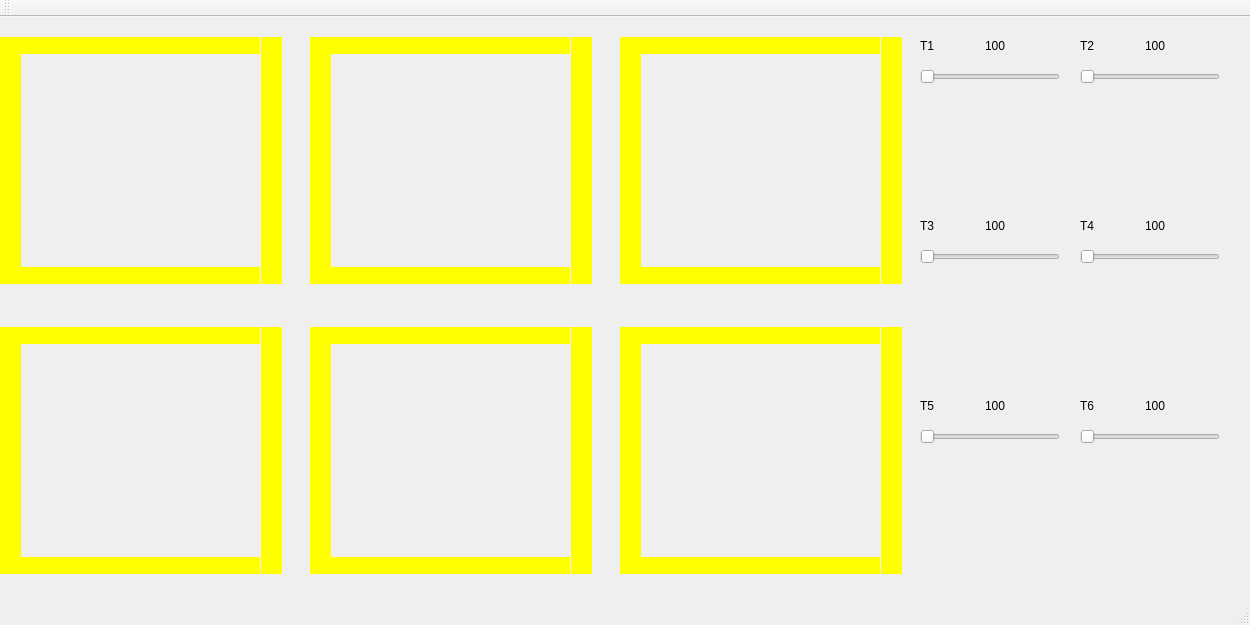
jerbao/trabalho-dos-trens, file mainwindow.ui: the form before one commit.
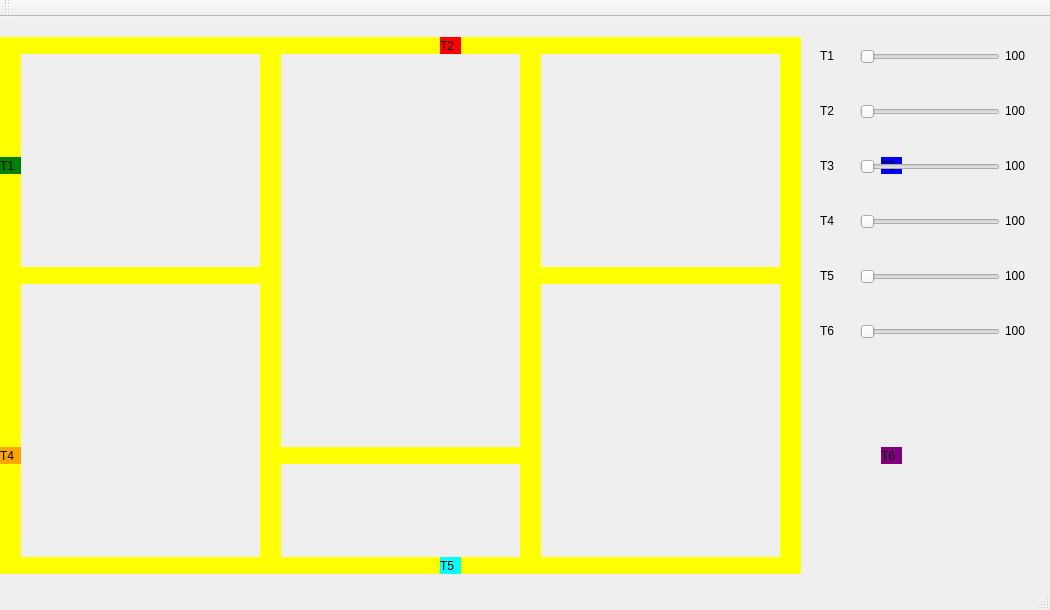
The form after the commit.

Commit message: Corrige interface gráfica

```diff
--- a/mainwindow.ui
+++ b/mainwindow.ui
@@ -6,8 +6,8 @@
    <rect>
     <x>0</x>
     <y>0</y>
-    <width>1250</width>
-    <height>625</height>
+    <width>1050</width>
+    <height>610</height>
    </rect>
   </property>
   <property name="windowTitle">
@@ -18,7 +18,7 @@
     <property name="geometry">
      <rect>
       <x>0</x>
-      <y>20</y>
+      <y>140</y>
       <width>21</width>
       <height>17</height>
      </rect>
@@ -33,9 +33,9 @@
    <widget class="QLabel" name="label_trilho1">
     <property name="geometry">
      <rect>
-      <x>20</x>
+      <x>21</x>
       <y>20</y>
-      <width>240</width>
+      <width>239</width>
       <height>17</height>
      </rect>
     </property>
@@ -49,9 +49,9 @@
    <widget class="QLabel" name="label_trilho2">
     <property name="geometry">
      <rect>
-      <x>20</x>
+      <x>21</x>
       <y>250</y>
-      <width>240</width>
+      <width>239</width>
       <height>17</height>
      </rect>
     </property>
@@ -81,7 +81,7 @@
    <widget class="QLabel" name="label_trilho4">
     <property name="geometry">
      <rect>
-      <x>261</x>
+      <x>260</x>
       <y>20</y>
       <width>21</width>
       <height>247</height>
@@ -97,7 +97,7 @@
    <widget class="QLabel" name="label_trem2">
     <property name="geometry">
      <rect>
-      <x>310</x>
+      <x>440</x>
       <y>20</y>
       <width>21</width>
       <height>17</height>
@@ -113,9 +113,9 @@
    <widget class="QLabel" name="label_trilho1_2">
     <property name="geometry">
      <rect>
-      <x>330</x>
+      <x>281</x>
       <y>20</y>
-      <width>240</width>
+      <width>239</width>
       <height>17</height>
      </rect>
     </property>
@@ -129,9 +129,9 @@
    <widget class="QLabel" name="label_trilho2_2">
     <property name="geometry">
      <rect>
-      <x>330</x>
-      <y>250</y>
-      <width>240</width>
+      <x>281</x>
+      <y>430</y>
+      <width>239</width>
       <height>17</height>
      </rect>
     </property>
@@ -145,10 +145,10 @@
    <widget class="QLabel" name="label_trilho3_2">
     <property name="geometry">
      <rect>
-      <x>310</x>
+      <x>260</x>
       <y>20</y>
       <width>21</width>
-      <height>247</height>
+      <height>427</height>
      </rect>
     </property>
     <property name="styleSheet">
@@ -161,10 +161,10 @@
    <widget class="QLabel" name="label_trilho4_2">
     <property name="geometry">
      <rect>
-      <x>571</x>
+      <x>520</x>
       <y>20</y>
       <width>21</width>
-      <height>247</height>
+      <height>427</height>
      </rect>
     </property>
     <property name="styleSheet">
@@ -177,8 +177,8 @@
    <widget class="QLabel" name="label_trem3">
     <property name="geometry">
      <rect>
-      <x>620</x>
-      <y>20</y>
+      <x>881</x>
+      <y>140</y>
       <width>21</width>
       <height>17</height>
      </rect>
@@ -193,9 +193,9 @@
    <widget class="QLabel" name="label_trilho1_3">
     <property name="geometry">
      <rect>
-      <x>640</x>
+      <x>541</x>
       <y>20</y>
-      <width>240</width>
+      <width>239</width>
       <height>17</height>
      </rect>
     </property>
@@ -209,9 +209,9 @@
    <widget class="QLabel" name="label_trilho2_3">
     <property name="geometry">
      <rect>
-      <x>640</x>
+      <x>541</x>
       <y>250</y>
-      <width>240</width>
+      <width>239</width>
       <height>17</height>
      </rect>
     </property>
@@ -225,7 +225,7 @@
    <widget class="QLabel" name="label_trilho3_3">
     <property name="geometry">
      <rect>
-      <x>620</x>
+      <x>520</x>
       <y>20</y>
       <width>21</width>
       <height>247</height>
@@ -241,7 +241,7 @@
    <widget class="QLabel" name="label_trilho4_3">
     <property name="geometry">
      <rect>
-      <x>881</x>
+      <x>780</x>
       <y>20</y>
       <width>21</width>
       <height>247</height>
@@ -258,7 +258,7 @@
     <property name="geometry">
      <rect>
       <x>0</x>
-      <y>310</y>
+      <y>430</y>
       <width>21</width>
       <height>17</height>
      </rect>
@@ -273,9 +273,9 @@
    <widget class="QLabel" name="label_trilho1_4">
     <property name="geometry">
      <rect>
-      <x>20</x>
-      <y>310</y>
-      <width>240</width>
+      <x>21</x>
+      <y>250</y>
+      <width>239</width>
       <height>17</height>
      </rect>
     </property>
@@ -289,9 +289,9 @@
    <widget class="QLabel" name="label_trilho2_4">
     <property name="geometry">
      <rect>
-      <x>20</x>
+      <x>21</x>
       <y>540</y>
-      <width>240</width>
+      <width>239</width>
       <height>17</height>
      </rect>
     </property>
@@ -306,9 +306,9 @@
     <property name="geometry">
      <rect>
       <x>0</x>
-      <y>310</y>
+      <y>250</y>
       <width>21</width>
-      <height>247</height>
+      <height>307</height>
      </rect>
     </property>
     <property name="styleSheet">
@@ -321,10 +321,10 @@
    <widget class="QLabel" name="label_trilho4_4">
     <property name="geometry">
      <rect>
-      <x>261</x>
-      <y>310</y>
+      <x>260</x>
+      <y>250</y>
       <width>21</width>
-      <height>247</height>
+      <height>307</height>
      </rect>
     </property>
     <property name="styleSheet">
@@ -337,8 +337,8 @@
    <widget class="QLabel" name="label_trem5">
     <property name="geometry">
      <rect>
-      <x>310</x>
-      <y>310</y>
+      <x>440</x>
+      <y>540</y>
       <width>21</width>
       <height>17</height>
      </rect>
@@ -353,9 +353,9 @@
    <widget class="QLabel" name="label_trilho1_5">
     <property name="geometry">
      <rect>
-      <x>330</x>
-      <y>310</y>
-      <width>240</width>
+      <x>281</x>
+      <y>430</y>
+      <width>239</width>
       <height>17</height>
      </rect>
     </property>
@@ -369,9 +369,9 @@
    <widget class="QLabel" name="label_trilho2_5">
     <property name="geometry">
      <rect>
-      <x>330</x>
+      <x>281</x>
       <y>540</y>
-      <width>240</width>
+      <width>239</width>
       <height>17</height>
      </rect>
     </property>
@@ -385,10 +385,10 @@
    <widget class="QLabel" name="label_trilho3_5">
     <property name="geometry">
      <rect>
-      <x>310</x>
-      <y>310</y>
+      <x>260</x>
+      <y>430</y>
       <width>21</width>
-      <height>247</height>
+      <height>127</height>
      </rect>
     </property>
     <property name="styleSheet">
@@ -401,10 +401,10 @@
    <widget class="QLabel" name="label_trilho4_5">
     <property name="geometry">
      <rect>
-      <x>571</x>
-      <y>310</y>
+      <x>520</x>
+      <y>430</y>
       <width>21</width>
-      <height>247</height>
+      <height>127</height>
      </rect>
     </property>
     <property name="styleSheet">
@@ -417,8 +417,8 @@
    <widget class="QLabel" name="label_trem6">
     <property name="geometry">
      <rect>
-      <x>620</x>
-      <y>310</y>
+      <x>881</x>
+      <y>430</y>
       <width>21</width>
       <height>17</height>
      </rect>
@@ -433,9 +433,9 @@
    <widget class="QLabel" name="label_trilho1_6">
     <property name="geometry">
      <rect>
-      <x>640</x>
-      <y>310</y>
-      <width>240</width>
+      <x>541</x>
+      <y>250</y>
+      <width>239</width>
       <height>17</height>
      </rect>
     </property>
@@ -449,9 +449,9 @@
    <widget class="QLabel" name="label_trilho2_6">
     <property name="geometry">
      <rect>
-      <x>640</x>
+      <x>541</x>
       <y>540</y>
-      <width>240</width>
+      <width>239</width>
       <height>17</height>
      </rect>
     </property>
@@ -465,10 +465,10 @@
    <widget class="QLabel" name="label_trilho3_6">
     <property name="geometry">
      <rect>
-      <x>620</x>
-      <y>310</y>
+      <x>520</x>
+      <y>250</y>
       <width>21</width>
-      <height>247</height>
+      <height>307</height>
      </rect>
     </property>
     <property name="styleSheet">
@@ -481,10 +481,10 @@
    <widget class="QLabel" name="label_trilho4_6">
     <property name="geometry">
      <rect>
-      <x>881</x>
-      <y>310</y>
+      <x>780</x>
+      <y>250</y>
       <width>21</width>
-      <height>247</height>
+      <height>307</height>
      </rect>
     </property>
     <property name="styleSheet">
@@ -497,8 +497,8 @@
    <widget class="QSlider" name="slider_t1">
     <property name="geometry">
      <rect>
-      <x>920</x>
-      <y>40</y>
+      <x>860</x>
+      <y>20</y>
       <width>140</width>
       <height>40</height>
      </rect>
@@ -516,8 +516,8 @@
    <widget class="QSlider" name="slider_t2">
     <property name="geometry">
      <rect>
-      <x>1080</x>
-      <y>40</y>
+      <x>860</x>
+      <y>75</y>
       <width>140</width>
       <height>40</height>
      </rect>
@@ -535,8 +535,8 @@
    <widget class="QSlider" name="slider_t3">
     <property name="geometry">
      <rect>
-      <x>920</x>
-      <y>220</y>
+      <x>860</x>
+      <y>130</y>
       <width>140</width>
       <height>40</height>
      </rect>
@@ -554,8 +554,8 @@
    <widget class="QSlider" name="slider_t4">
     <property name="geometry">
      <rect>
-      <x>1080</x>
-      <y>220</y>
+      <x>860</x>
+      <y>185</y>
       <width>140</width>
       <height>40</height>
      </rect>
@@ -573,8 +573,8 @@
    <widget class="QSlider" name="slider_t5">
     <property name="geometry">
      <rect>
-      <x>920</x>
-      <y>400</y>
+      <x>860</x>
+      <y>240</y>
       <width>140</width>
       <height>40</height>
      </rect>
@@ -592,8 +592,8 @@
    <widget class="QSlider" name="slider_t6">
     <property name="geometry">
      <rect>
-      <x>1080</x>
-      <y>400</y>
+      <x>860</x>
+      <y>295</y>
       <width>140</width>
       <height>40</height>
      </rect>
@@ -611,9 +611,9 @@
    <widget class="QLabel" name="label_slider_t1">
     <property name="geometry">
      <rect>
-      <x>920</x>
-      <y>20</y>
-      <width>60</width>
+      <x>820</x>
+      <y>30</y>
+      <width>35</width>
       <height>17</height>
      </rect>
     </property>
@@ -624,9 +624,9 @@
    <widget class="QLabel" name="label_slider_t2">
     <property name="geometry">
      <rect>
-      <x>1080</x>
-      <y>20</y>
-      <width>60</width>
+      <x>820</x>
+      <y>85</y>
+      <width>35</width>
       <height>17</height>
      </rect>
     </property>
@@ -637,9 +637,9 @@
    <widget class="QLabel" name="label_slider_t3">
     <property name="geometry">
      <rect>
-      <x>920</x>
-      <y>200</y>
-      <width>60</width>
+      <x>820</x>
+      <y>140</y>
+      <width>35</width>
       <height>17</height>
      </rect>
     </property>
@@ -650,9 +650,9 @@
    <widget class="QLabel" name="label_slider_t4">
     <property name="geometry">
      <rect>
-      <x>1080</x>
-      <y>200</y>
-      <width>60</width>
+      <x>820</x>
+      <y>195</y>
+      <width>35</width>
       <height>17</height>
      </rect>
     </property>
@@ -663,9 +663,9 @@
    <widget class="QLabel" name="label_slider_t5">
     <property name="geometry">
      <rect>
-      <x>920</x>
-      <y>380</y>
-      <width>60</width>
+      <x>820</x>
+      <y>250</y>
+      <width>35</width>
       <height>17</height>
      </rect>
     </property>
@@ -676,9 +676,9 @@
    <widget class="QLabel" name="label_slider_t6">
     <property name="geometry">
      <rect>
-      <x>1080</x>
-      <y>380</y>
-      <width>60</width>
+      <x>820</x>
+      <y>305</y>
+      <width>35</width>
       <height>17</height>
      </rect>
     </property>
@@ -689,8 +689,8 @@
    <widget class="QLabel" name="label_vel_t1">
     <property name="geometry">
      <rect>
-      <x>985</x>
-      <y>20</y>
+      <x>1005</x>
+      <y>30</y>
       <width>50</width>
       <height>17</height>
      </rect>
@@ -702,8 +702,8 @@
    <widget class="QLabel" name="label_vel_t2">
     <property name="geometry">
      <rect>
-      <x>1145</x>
-      <y>20</y>
+      <x>1005</x>
+      <y>85</y>
       <width>50</width>
       <height>17</height>
      </rect>
@@ -715,8 +715,8 @@
    <widget class="QLabel" name="label_vel_t3">
     <property name="geometry">
      <rect>
-      <x>985</x>
-      <y>200</y>
+      <x>1005</x>
+      <y>140</y>
       <width>50</width>
       <height>17</height>
      </rect>
@@ -728,8 +728,8 @@
    <widget class="QLabel" name="label_vel_t4">
     <property name="geometry">
      <rect>
-      <x>1145</x>
-      <y>200</y>
+      <x>1005</x>
+      <y>195</y>
       <width>50</width>
       <height>17</height>
      </rect>
@@ -741,8 +741,8 @@
    <widget class="QLabel" name="label_vel_t5">
     <property name="geometry">
      <rect>
-      <x>985</x>
-      <y>380</y>
+      <x>1005</x>
+      <y>250</y>
       <width>50</width>
       <height>17</height>
      </rect>
@@ -754,8 +754,8 @@
    <widget class="QLabel" name="label_vel_t6">
     <property name="geometry">
      <rect>
-      <x>1145</x>
-      <y>380</y>
+      <x>1005</x>
+      <y>305</y>
       <width>50</width>
       <height>17</height>
      </rect>
@@ -764,36 +764,36 @@
      <string>100</string>
     </property>
    </widget>
-   <zorder>label_trem1</zorder>
    <zorder>label_trilho1</zorder>
    <zorder>label_trilho2</zorder>
    <zorder>label_trilho3</zorder>
    <zorder>label_trilho4</zorder>
-   <zorder>label_trem2</zorder>
    <zorder>label_trilho1_2</zorder>
    <zorder>label_trilho2_2</zorder>
    <zorder>label_trilho3_2</zorder>
    <zorder>label_trilho4_2</zorder>
-   <zorder>label_trem3</zorder>
    <zorder>label_trilho1_3</zorder>
    <zorder>label_trilho2_3</zorder>
    <zorder>label_trilho3_3</zorder>
    <zorder>label_trilho4_3</zorder>
-   <zorder>label_trem4</zorder>
    <zorder>label_trilho1_4</zorder>
    <zorder>label_trilho2_4</zorder>
    <zorder>label_trilho3_4</zorder>
    <zorder>label_trilho4_4</zorder>
-   <zorder>label_trem5</zorder>
    <zorder>label_trilho1_5</zorder>
    <zorder>label_trilho2_5</zorder>
    <zorder>label_trilho3_5</zorder>
    <zorder>label_trilho4_5</zorder>
-   <zorder>label_trem6</zorder>
    <zorder>label_trilho1_6</zorder>
    <zorder>label_trilho2_6</zorder>
    <zorder>label_trilho3_6</zorder>
    <zorder>label_trilho4_6</zorder>
+   <zorder>label_trem1</zorder>
+   <zorder>label_trem2</zorder>
+   <zorder>label_trem3</zorder>
+   <zorder>label_trem4</zorder>
+   <zorder>label_trem5</zorder>
+   <zorder>label_trem6</zorder>
    <zorder>slider_t1</zorder>
    <zorder>label_slider_t1</zorder>
    <zorder>label_vel_t1</zorder>
@@ -818,7 +818,7 @@
     <rect>
      <x>0</x>
      <y>0</y>
-     <width>1200</width>
+     <width>1080</width>
      <height>22</height>
     </rect>
    </property>
```
The commit also changes 5 other files.
